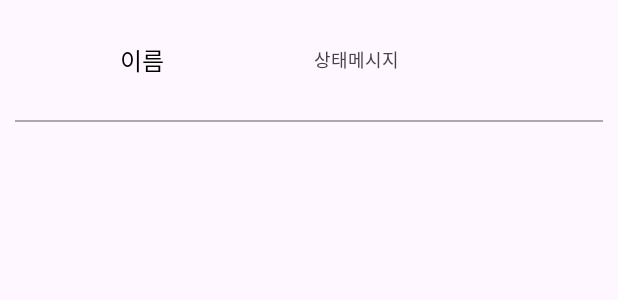
After one commit to txxnrd/My_Application, an Android app: the layout item_recyclerview.xml on its own in the app's theme, with its tools: preview values and no code run, on a phone screen of 412 x 824 dp. The commit adds this screen. Shown: the top 300 px of the screen. Run offline under Robolectric (Android 15) with nearby library versions, the phone set to English and light mode, and no system bars.

Commit message:
오늘도 화이팅~!~!

```diff
--- /dev/null
+++ b/app/src/main/res/layout/item_recyclerview.xml
@@ -0,0 +1,50 @@
+<?xml version="1.0" encoding="utf-8"?>
+<LinearLayout
+    xmlns:android="http://schemas.android.com/apk/res/android"
+    android:layout_width="match_parent"
+    android:layout_height="wrap_content"
+    android:orientation="vertical">
+
+    <LinearLayout
+        android:layout_width="match_parent"
+        android:layout_height="wrap_content"
+        android:gravity="center_vertical"
+        android:padding="20dp">
+
+        <!--프로필 사진-->
+        <ImageView
+            android:id="@+id/profile"
+            android:layout_width="40dp"
+            android:layout_height="40dp" />
+
+        <!--이름-->
+        <TextView
+            android:id="@+id/name"
+            android:layout_width="wrap_content"
+            android:layout_height="wrap_content"
+            android:layout_marginLeft="20dp"
+            android:text="이름"
+            android:textSize="16sp"
+            android:textColor="#000"/>
+
+        <!--상태 메시지-->
+        <TextView
+            android:id="@+id/message"
+            android:layout_width="wrap_content"
+            android:layout_height="wrap_content"
+            android:layout_marginLeft="100dp"
+            android:text="상태메시지"
+            android:textSize="12sp"
+            android:textColor="#444"
+            android:maxLines="1"/>
+
+    </LinearLayout>
+
+    <!--구분선-->
+    <View
+        android:layout_width="match_parent"
+        android:layout_height="1dp"
+        android:layout_marginHorizontal="10dp"
+        android:background="#aaa"/>
+
+</LinearLayout>
```
Also changed, not shown: app/src/main/java/com/example/myapplication/FriendItem.java (added, +37 -0 lines), app/src/main/java/com/example/myapplication/MainActivity2.java (+8 -5 lines), app/src/main/java/com/example/myapplication/MyRecyclerAdapter.java (added, +58 -0 lines), app/src/main/res/layout/activity_main2.xml (+9 -1 lines), app/src/main/res/drawable/ic_man.jpg (added), app/src/main/res/drawable/ic_woman.png (added).
